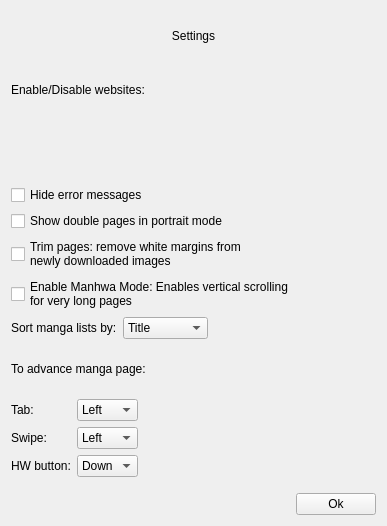
Before: the Qt Designer form widgets/settingsdialog.ui in Rain92/UltimateMangaReader, drawn with Qt 5.
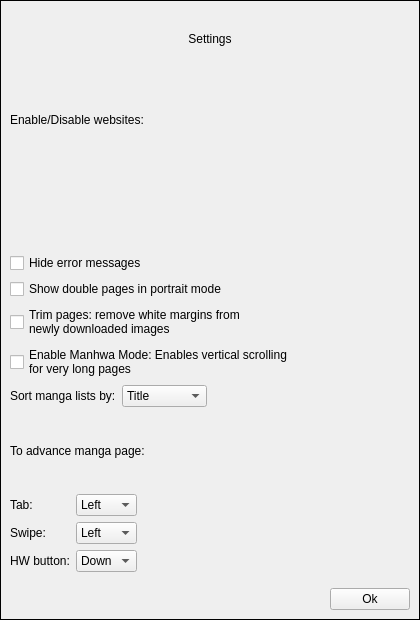
After: the same form once the commit is applied.

Commit message: Add scrollarea for setting and small ui adjustments

Patch:
```diff
--- a/widgets/settingsdialog.ui
+++ b/widgets/settingsdialog.ui
@@ -6,14 +6,83 @@
    <rect>
     <x>0</x>
     <y>0</y>
-    <width>387</width>
-    <height>526</height>
+    <width>420</width>
+    <height>620</height>
    </rect>
   </property>
   <property name="windowTitle">
    <string>Dialog</string>
   </property>
   <layout class="QVBoxLayout" name="verticalLayout">
+   <property name="spacing">
+    <number>0</number>
+   </property>
+   <property name="sizeConstraint">
+    <enum>QLayout::SetDefaultConstraint</enum>
+   </property>
+   <property name="leftMargin">
+    <number>0</number>
+   </property>
+   <property name="topMargin">
+    <number>0</number>
+   </property>
+   <property name="rightMargin">
+    <number>0</number>
+   </property>
+   <property name="bottomMargin">
+    <number>0</number>
+   </property>
+   <item>
+    <widget class="QScrollArea" name="scrollArea">
+     <property name="sizePolicy">
+      <sizepolicy hsizetype="Preferred" vsizetype="Preferred">
+       <horstretch>0</horstretch>
+       <verstretch>0</verstretch>
+      </sizepolicy>
+     </property>
+     <property name="frameShape">
+      <enum>QFrame::Box</enum>
+     </property>
+     <property name="frameShadow">
+      <enum>QFrame::Plain</enum>
+     </property>
+     <property name="lineWidth">
+      <number>1</number>
+     </property>
+     <property name="verticalScrollBarPolicy">
+      <enum>Qt::ScrollBarAsNeeded</enum>
+     </property>
+     <property name="horizontalScrollBarPolicy">
+      <enum>Qt::ScrollBarAlwaysOff</enum>
+     </property>
+     <property name="sizeAdjustPolicy">
+      <enum>QAbstractScrollArea::AdjustToContentsOnFirstShow</enum>
+     </property>
+     <property name="widgetResizable">
+      <bool>true</bool>
+     </property>
+     <widget class="QWidget" name="scrollAreaWidgetContents">
+      <property name="geometry">
+       <rect>
+        <x>0</x>
+        <y>0</y>
+        <width>418</width>
+        <height>618</height>
+       </rect>
+      </property>
+      <layout class="QVBoxLayout" name="verticalLayout_3">
+       <property name="leftMargin">
+        <number>9</number>
+       </property>
+       <property name="topMargin">
+        <number>0</number>
+       </property>
+       <property name="rightMargin">
+        <number>9</number>
+       </property>
+       <property name="bottomMargin">
+        <number>9</number>
+       </property>
    <item>
     <widget class="QLabel" name="labelTitle">
      <property name="sizePolicy">
@@ -29,7 +98,7 @@
       <set>Qt::AlignCenter</set>
      </property>
      <property name="margin">
-      <number>15</number>
+          <number>10</number>
      </property>
     </widget>
    </item>
@@ -287,6 +356,10 @@
       </widget>
      </item>
     </layout>
+       </item>
+      </layout>
+     </widget>
+    </widget>
    </item>
   </layout>
  </widget>
```
Left out of the diff: 5 changed lines with no effect on the pictures. Lines whose indentation alone changed are shown as unchanged. The commit also changes 4 other files.
